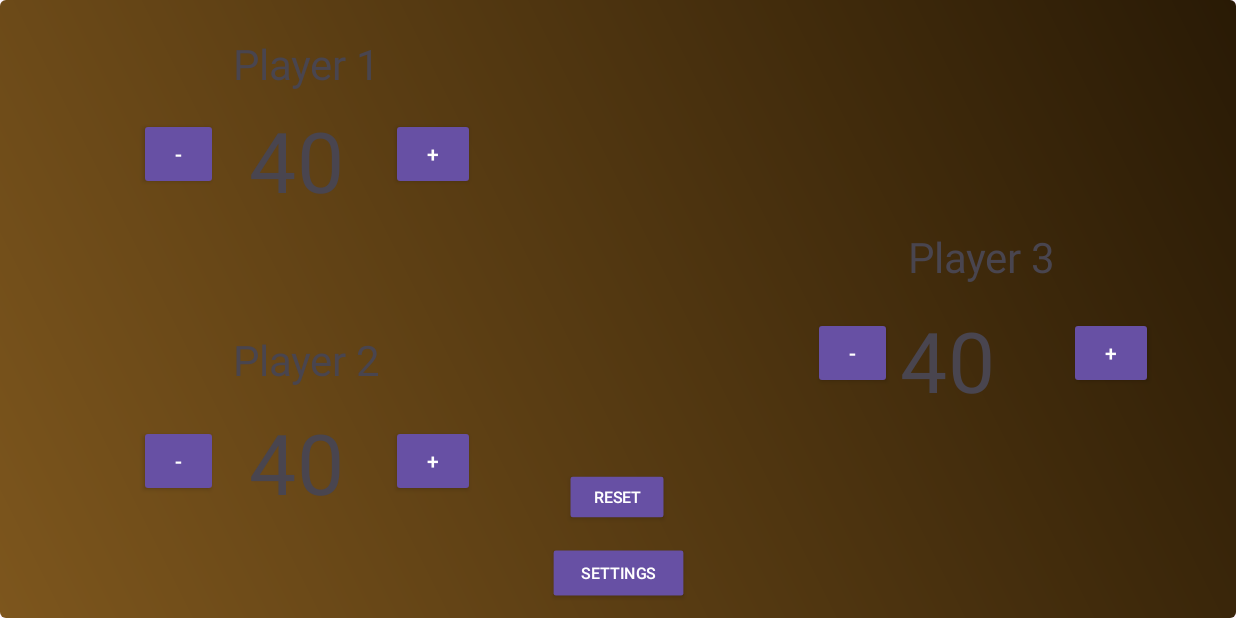
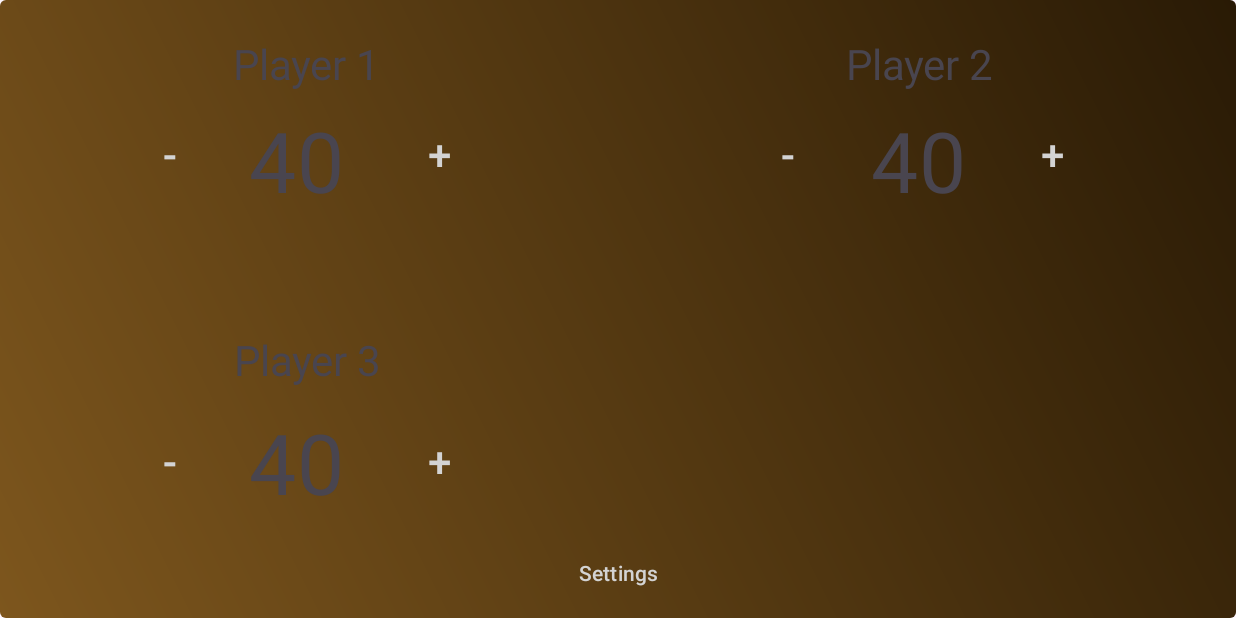
Before and after one commit to cameronwhite4121/SimpleLifeTracker, an Android app: the ThreePlayerGame screen opened directly, with no data from a screen before it, on a phone screen of 824 x 412 dp (held sideways). Run offline under Robolectric (Android 15) with nearby library versions, the phone set to English and light mode, and no system bars.

Commit message:
Updated 3-player game activity to look identical to the other activites

```diff
--- a/app/src/main/res/layout/activity_three_player_game.xml
+++ b/app/src/main/res/layout/activity_three_player_game.xml
@@ -8,14 +8,58 @@
     tools:context=".ThreePlayerGame"
     android:background="@drawable/background_gradient">
 
+    <FrameLayout
+        android:id="@+id/overlayContainer"
+        android:layout_width="match_parent"
+        android:layout_height="match_parent"
+        app:layout_constraintTop_toTopOf="parent"
+        app:layout_constraintBottom_toBottomOf="parent"
+        app:layout_constraintStart_toStartOf="parent"
+        app:layout_constraintEnd_toEndOf="parent"
+        android:visibility="gone"
+        android:background="#80000000">
+
+        <androidx.appcompat.widget.AppCompatButton
+            android:id="@+id/homeButton"
+            android:layout_width="wrap_content"
+            android:layout_height="wrap_content"
+            android:text="Home"
+            android:textColor="@android:color/black"
+            android:background="@drawable/gray_gradient"
+            android:layout_gravity="center"
+            android:layout_marginBottom="80dp" />
+
+        <androidx.appcompat.widget.AppCompatButton
+            android:id="@+id/resetButton"
+            android:layout_width="wrap_content"
+            android:layout_height="wrap_content"
+            android:text="Reset"
+            android:textColor="@android:color/black"
+            android:background="@drawable/gray_gradient"
+            android:layout_gravity="center" />
+
+        <androidx.appcompat.widget.AppCompatButton
+            android:id="@+id/closeOverlayButton"
+            android:layout_width="60dp"
+            android:layout_height="60dp"
+            android:layout_gravity="top|end"
+            android:layout_marginTop="15dp"
+            android:layout_marginEnd="15dp"
+            android:text="X"
+            android:scaleX="1.5"
+            android:scaleY="1.5"
+            android:background="@android:color/transparent"
+            android:textColor="@color/gray"/>
+
+    </FrameLayout>
+
     <Button
-        android:id="@+id/button_settings"
-        style="@style/Widget.AppCompat.Button.Small"
+        android:id="@+id/settingsButton"
         android:layout_width="123dp"
         android:layout_height="52dp"
-        android:scaleX=".75"
-        android:scaleY=".75"
         android:text="Settings"
+        android:textColor="#D3D3D3"
+        android:background="@android:color/transparent"
         app:layout_constraintBottom_toBottomOf="parent"
         app:layout_constraintEnd_toEndOf="parent"
         app:layout_constraintStart_toStartOf="parent"
@@ -24,36 +68,45 @@
 
     <Button
         android:id="@+id/player2minus"
-        style="@style/Widget.AppCompat.Button.Small"
         android:layout_width="wrap_content"
         android:layout_height="wrap_content"
+        android:background="@android:color/transparent"
+        android:scaleX="2"
+        android:scaleY="2"
         android:text="-"
+        android:textColor="#D3D3D3"
         app:layout_constraintBottom_toBottomOf="parent"
         app:layout_constraintEnd_toEndOf="parent"
-        app:layout_constraintHorizontal_bias="0.12"
+        app:layout_constraintHorizontal_bias="0.653"
+        app:layout_constraintStart_toStartOf="parent"
+        app:layout_constraintTop_toTopOf="parent"
+        app:layout_constraintVertical_bias="0.217" />
+
+    <Button
+        android:id="@+id/player3plus"
+        android:layout_width="wrap_content"
+        android:layout_height="wrap_content"
+        android:text="+"
+        android:scaleX="2"
+        android:scaleY="2"
+        android:textColor="#D3D3D3"
+        android:background="@android:color/transparent"
+        app:layout_constraintBottom_toBottomOf="parent"
+        app:layout_constraintEnd_toEndOf="parent"
+        app:layout_constraintHorizontal_bias="0.339"
         app:layout_constraintStart_toStartOf="parent"
         app:layout_constraintTop_toTopOf="parent"
         app:layout_constraintVertical_bias="0.779" />
 
     <Button
-        android:id="@+id/player3plus"
-        style="@style/Widget.AppCompat.Button.Small"
+        android:id="@+id/player1plus"
         android:layout_width="wrap_content"
         android:layout_height="wrap_content"
         android:text="+"
-        app:layout_constraintBottom_toBottomOf="parent"
-        app:layout_constraintEnd_toEndOf="parent"
-        app:layout_constraintHorizontal_bias="0.928"
-        app:layout_constraintStart_toStartOf="parent"
-        app:layout_constraintTop_toTopOf="parent"
-        app:layout_constraintVertical_bias="0.581" />
-
-    <Button
-        android:id="@+id/player1plus"
-        style="@style/Widget.AppCompat.Button.Small"
-        android:layout_width="wrap_content"
-        android:layout_height="wrap_content"
-        android:text="+"
+        android:scaleX="2"
+        android:scaleY="2"
+        android:textColor="#D3D3D3"
+        android:background="@android:color/transparent"
         app:layout_constraintBottom_toBottomOf="parent"
         app:layout_constraintEnd_toEndOf="parent"
         app:layout_constraintHorizontal_bias="0.339"
@@ -63,26 +116,32 @@
 
     <Button
         android:id="@+id/player3minus"
-        style="@style/Widget.AppCompat.Button.Small"
         android:layout_width="wrap_content"
         android:layout_height="wrap_content"
+        android:background="@android:color/transparent"
         android:text="-"
+        android:scaleX="2"
+        android:scaleY="2"
+        android:textColor="#D3D3D3"
         app:layout_constraintBottom_toBottomOf="parent"
         app:layout_constraintEnd_toEndOf="parent"
-        app:layout_constraintHorizontal_bias="0.703"
+        app:layout_constraintHorizontal_bias="0.093"
         app:layout_constraintStart_toStartOf="parent"
         app:layout_constraintTop_toTopOf="parent"
-        app:layout_constraintVertical_bias="0.581" />
+        app:layout_constraintVertical_bias="0.779" />
 
     <Button
         android:id="@+id/player1minus"
-        style="@style/Widget.AppCompat.Button.Small"
         android:layout_width="wrap_content"
         android:layout_height="wrap_content"
+        android:background="@android:color/transparent"
         android:text="-"
+        android:scaleX="2"
+        android:scaleY="2"
+        android:textColor="#D3D3D3"
         app:layout_constraintBottom_toBottomOf="parent"
         app:layout_constraintEnd_toEndOf="parent"
-        app:layout_constraintHorizontal_bias="0.12"
+        app:layout_constraintHorizontal_bias="0.093"
         app:layout_constraintStart_toStartOf="parent"
         app:layout_constraintTop_toTopOf="parent"
         app:layout_constraintVertical_bias="0.217" />
@@ -96,10 +155,10 @@
         android:text=""
         app:layout_constraintBottom_toBottomOf="parent"
         app:layout_constraintEnd_toEndOf="parent"
-        app:layout_constraintHorizontal_bias="0.772"
+        app:layout_constraintHorizontal_bias="0.235"
         app:layout_constraintStart_toStartOf="parent"
         app:layout_constraintTop_toTopOf="parent"
-        app:layout_constraintVertical_bias="0.584" />
+        app:layout_constraintVertical_bias="0.757" />
 
     <TextView
         android:id="@+id/player1life"
@@ -124,38 +183,26 @@
         android:text=""
         app:layout_constraintBottom_toBottomOf="parent"
         app:layout_constraintEnd_toEndOf="parent"
-        app:layout_constraintHorizontal_bias="0.235"
+        app:layout_constraintHorizontal_bias="0.748"
         app:layout_constraintStart_toStartOf="parent"
         app:layout_constraintTop_toTopOf="parent"
-        app:layout_constraintVertical_bias="0.757" />
+        app:layout_constraintVertical_bias="0.244" />
 
     <Button
         android:id="@+id/player2plus"
-        style="@style/Widget.AppCompat.Button.Small"
         android:layout_width="wrap_content"
         android:layout_height="wrap_content"
+        android:background="@android:color/transparent"
+        android:scaleX="2"
+        android:scaleY="2"
         android:text="+"
+        android:textColor="#D3D3D3"
         app:layout_constraintBottom_toBottomOf="parent"
         app:layout_constraintEnd_toEndOf="parent"
-        app:layout_constraintHorizontal_bias="0.339"
+        app:layout_constraintHorizontal_bias="0.894"
         app:layout_constraintStart_toStartOf="parent"
         app:layout_constraintTop_toTopOf="parent"
-        app:layout_constraintVertical_bias="0.779" />
-
-    <Button
-        android:id="@+id/resetButton"
-        style="@style/Widget.AppCompat.Button.Small"
-        android:layout_width="wrap_content"
-        android:layout_height="wrap_content"
-        android:scaleX=".75"
-        android:scaleY=".75"
-        android:text="Reset"
-        app:layout_constraintBottom_toBottomOf="parent"
-        app:layout_constraintEnd_toEndOf="parent"
-        app:layout_constraintHorizontal_bias="0.499"
-        app:layout_constraintStart_toStartOf="parent"
-        app:layout_constraintTop_toTopOf="parent"
-        app:layout_constraintVertical_bias="0.845" />
+        app:layout_constraintVertical_bias="0.217" />
 
     <TextView
         android:id="@+id/textView"
@@ -180,10 +227,10 @@
         android:text="Player 3"
         app:layout_constraintBottom_toBottomOf="parent"
         app:layout_constraintEnd_toEndOf="parent"
-        app:layout_constraintHorizontal_bias="0.813"
+        app:layout_constraintHorizontal_bias="0.233"
         app:layout_constraintStart_toStartOf="parent"
         app:layout_constraintTop_toTopOf="parent"
-        app:layout_constraintVertical_bias="0.41" />
+        app:layout_constraintVertical_bias="0.584" />
 
     <TextView
         android:id="@+id/textView3"
@@ -194,10 +241,10 @@
         android:text="Player 2"
         app:layout_constraintBottom_toBottomOf="parent"
         app:layout_constraintEnd_toEndOf="parent"
-        app:layout_constraintHorizontal_bias="0.232"
+        app:layout_constraintHorizontal_bias="0.76"
         app:layout_constraintStart_toStartOf="parent"
         app:layout_constraintTop_toTopOf="parent"
-        app:layout_constraintVertical_bias="0.584" />
+        app:layout_constraintVertical_bias="0.081" />
 
     <TextView
         android:id="@+id/winningPlayer"
@@ -210,6 +257,6 @@
         app:layout_constraintHorizontal_bias="0.499"
         app:layout_constraintStart_toStartOf="parent"
         app:layout_constraintTop_toTopOf="parent"
-        app:layout_constraintVertical_bias="0.459" />
+        app:layout_constraintVertical_bias="0.471" />
 
 </androidx.constraintlayout.widget.ConstraintLayout>
```
Also changed, not shown: app/src/main/java/com/example/simplelifetracker/HomePage.kt (+9 -2 lines), app/src/main/java/com/example/simplelifetracker/ThreePlayerGame.kt (+56 -7 lines), app/src/main/res/layout/activity_home_page.xml (+27 -1 lines).
